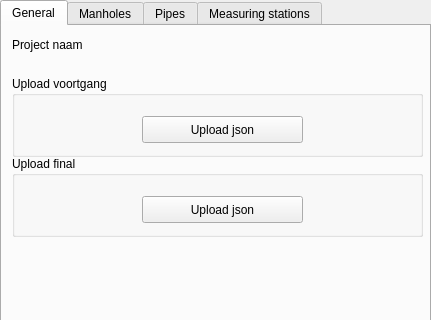
Before: the Qt Designer form beoordelingstool_dockwidget_base.ui in nens/Beoordelingstool, drawn with Qt 5; both pictures show x 0 to 431 and y 0 to 320 of the 431 by 578 pixel window.
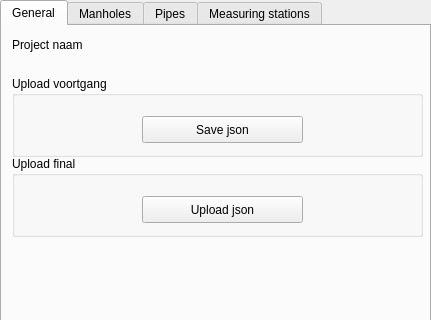
After: the same form once the commit is applied. The open tabs and pages were chosen to show the change.

Commit message: The user can save the json of the shapefiles with 'Save json on the General tab of the dockwidget and update CHANGES.rst

What changed in the file:
```diff
--- a/beoordelingstool_dockwidget_base.ui
+++ b/beoordelingstool_dockwidget_base.ui
@@ -71,7 +71,7 @@
         </rect>
        </property>
        <property name="text">
-        <string>Upload json</string>
+        <string>Save json</string>
        </property>
       </widget>
      </widget>
```
The commit also changes 2 other files.
